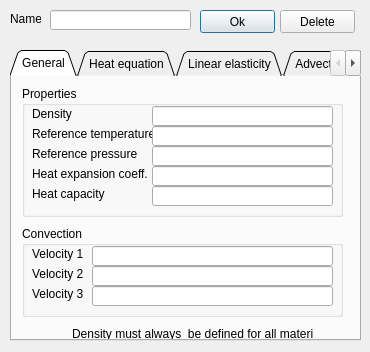
Old version of the form misc/Mesh3D/forms/matpropertyeditor.ui in the repository tehnick/elmerfem.
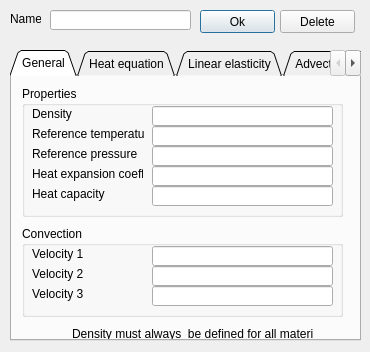
New version of the form.

Diff of the .ui file:
```diff
--- a/misc/Mesh3D/forms/matpropertyeditor.ui
+++ b/misc/Mesh3D/forms/matpropertyeditor.ui
@@ -54,7 +54,7 @@
        <rect>
         <x>10</x>
         <y>20</y>
-        <width>121</width>
+        <width>111</width>
         <height>16</height>
        </rect>
       </property>
@@ -67,7 +67,7 @@
        <rect>
         <x>10</x>
         <y>80</y>
-        <width>121</width>
+        <width>111</width>
         <height>16</height>
        </rect>
       </property>
@@ -80,7 +80,7 @@
        <rect>
         <x>10</x>
         <y>40</y>
-        <width>121</width>
+        <width>113</width>
         <height>16</height>
        </rect>
       </property>
@@ -93,7 +93,7 @@
        <rect>
         <x>10</x>
         <y>60</y>
-        <width>121</width>
+        <width>111</width>
         <height>16</height>
        </rect>
       </property>
@@ -106,7 +106,7 @@
        <rect>
         <x>10</x>
         <y>100</y>
-        <width>121</width>
+        <width>111</width>
         <height>16</height>
        </rect>
       </property>
@@ -182,7 +182,7 @@
        <rect>
         <x>10</x>
         <y>20</y>
-        <width>81</width>
+        <width>111</width>
         <height>16</height>
        </rect>
       </property>
@@ -195,7 +195,7 @@
        <rect>
         <x>10</x>
         <y>40</y>
-        <width>81</width>
+        <width>111</width>
         <height>16</height>
        </rect>
       </property>
@@ -208,7 +208,7 @@
        <rect>
         <x>10</x>
         <y>60</y>
-        <width>81</width>
+        <width>111</width>
         <height>16</height>
        </rect>
       </property>
@@ -219,9 +219,9 @@
      <widget class="QLineEdit" name="convectionVelocity1Edit" >
       <property name="geometry" >
        <rect>
-        <x>70</x>
+        <x>130</x>
         <y>20</y>
-        <width>241</width>
+        <width>181</width>
         <height>20</height>
        </rect>
       </property>
@@ -229,9 +229,9 @@
      <widget class="QLineEdit" name="convectionVelocity2Edit" >
       <property name="geometry" >
        <rect>
-        <x>70</x>
+        <x>130</x>
         <y>40</y>
-        <width>241</width>
+        <width>181</width>
         <height>20</height>
        </rect>
       </property>
@@ -239,9 +239,9 @@
      <widget class="QLineEdit" name="convectionVelocity3Edit" >
       <property name="geometry" >
        <rect>
-        <x>70</x>
+        <x>130</x>
         <y>60</y>
-        <width>241</width>
+        <width>181</width>
         <height>20</height>
        </rect>
       </property>
```
